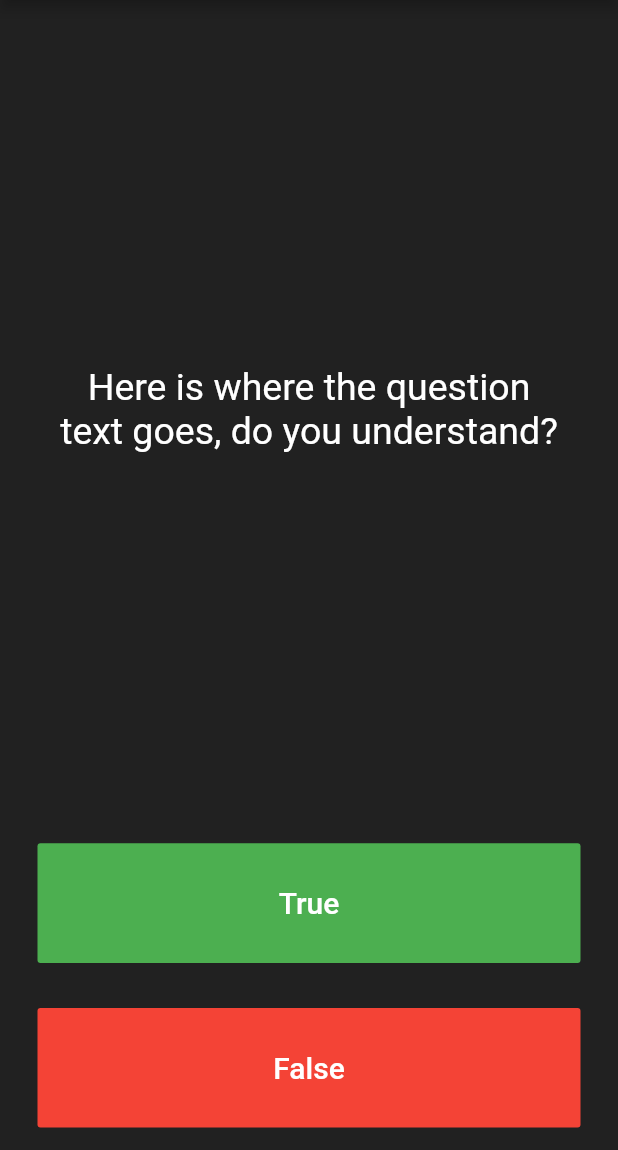
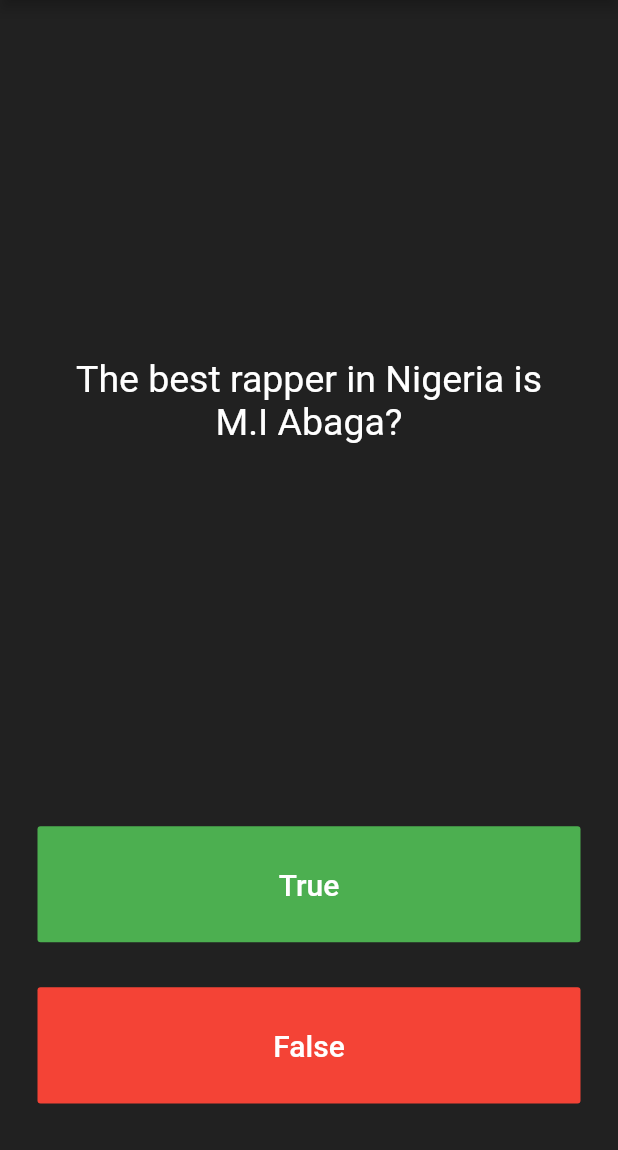
Before and after one commit to joshajiniran/quizapp-flutter, a Flutter app: the screen it shows after launch, after a tap on "True", on a phone screen of 412 x 824 dp, the part 86-1236 px from its top. Run offline on Flutter 3.47's test engine with Material 2 defaults, Android fonts, the phone set to English and light mode, and no system bars.

Commit message:
Added questions and button functionality to move to next question

```diff
--- a/lib/main.dart
+++ b/lib/main.dart
@@ -1,8 +1,6 @@
 import 'package:flutter/material.dart';
 
-void main() {
-  runApp(Quizzer());
-}
+void main() => runApp(Quizzer());
 
 class Quizzer extends StatelessWidget {
   @override
@@ -34,6 +32,17 @@ class QuizAppPage extends StatefulWidget {
 }
 
 class _QuizAppPageState extends State<QuizAppPage> {
+  List<Icon> scorekeeper = [];
+
+  int questionIndex = 0;
+  List<String> questions = [
+    'Eminem is the fastest rapper as of the year 2020?',
+    'The best rapper in Nigeria is M.I Abaga?',
+    'The first woman to drive a car in Nigeria is Stella Obasanjo?',
+    'An oxen is a male cow?',
+    'The tallest building in the world is the Eiffel\'s tower?',
+  ];
+
   @override
   Widget build(BuildContext context) {
     return Column(
@@ -46,7 +55,7 @@ class _QuizAppPageState extends State<QuizAppPage> {
             padding: EdgeInsets.all(25.0),
             child: Center(
               child: Text(
-                'Here is where the question text goes, do you understand?',
+                questions.elementAt(questionIndex),
                 textAlign: TextAlign.center,
                 style: TextStyle(
                   fontSize: 25.0,
@@ -68,7 +77,15 @@ class _QuizAppPageState extends State<QuizAppPage> {
                 ),
               ),
               color: Colors.green,
-              onPressed: () {},
+              onPressed: () {
+                setState(() {
+                  if (questionIndex < questions.length - 1) {
+                    questionIndex++;
+                  } else {
+                    questionIndex = 0;
+                  }
+                });
+              },
             ),
           ),
         ),
@@ -84,12 +101,23 @@ class _QuizAppPageState extends State<QuizAppPage> {
                 ),
               ),
               color: Colors.red,
-              onPressed: () {},
+              onPressed: () {
+                setState(() {
+                  if (questionIndex < questions.length - 1) {
+                    questionIndex++;
+                  } else {
+                    questionIndex = 0;
+                  }
+                });
+              },
             ),
           ),
         ),
-        Row(
-          children: <Widget>[],
+        Padding(
+          padding: const EdgeInsets.all(8.0),
+          child: Row(
+            children: <Widget>[],
+          ),
         ),
       ],
     );
```
